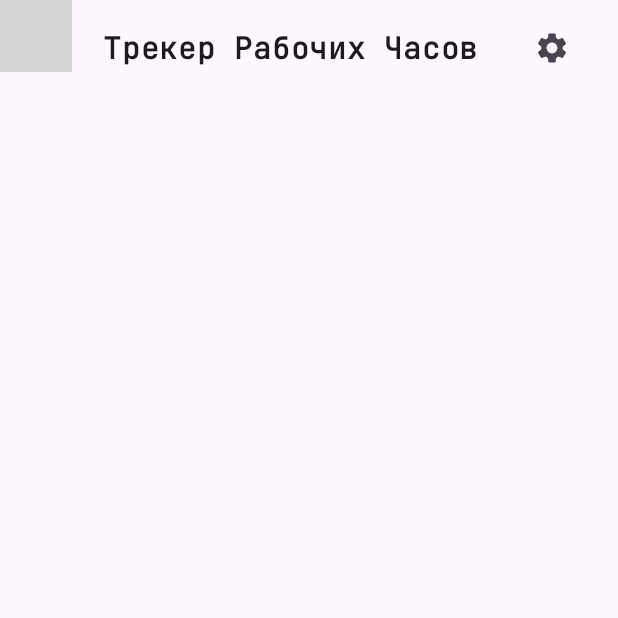
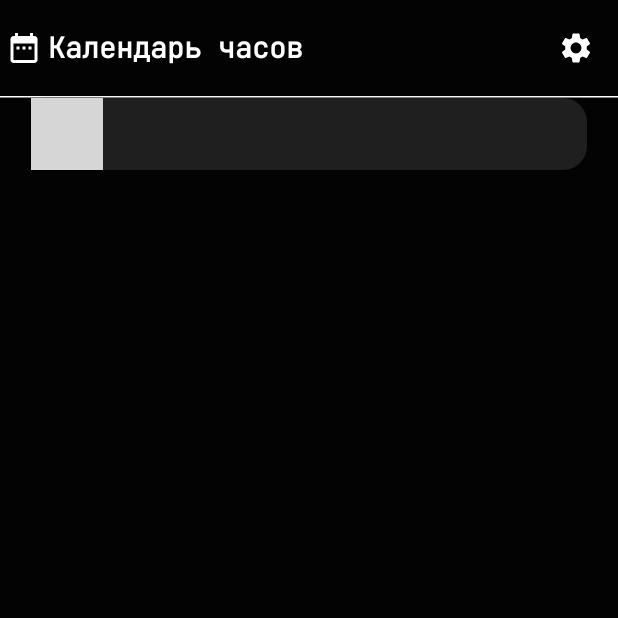
Before and after one commit to blackbuffy/HoursCalendar, an Android app built with Jetpack Compose: the screen it shows after launch (MainActivity), on a phone screen of 412 x 824 dp, the top half of it. Run offline under Robolectric (Android 15) with nearby library versions, the phone set to English and light mode, and no system bars; libraries missing offline, so code that uses them is left out: io.github.boguszpawlowski.composecalendar; 1 statement that could not run was skipped; grey boxes are pictures that could not be loaded.

Commit message:
calendar ✅✅✅✅👍👍👍🇷🇺🇷🇺🇷🇺🐷🐷🐷🐷 ㅤㅤㅤㅤㅤㅤㅤㅤㅤㅤㅤㅤㅤㅤㅤㅤㅤ🔥🔥ㅤ🔥🔥

```diff
--- a/app/src/main/java/com/wellon/hourscalendar/MainActivity.kt
+++ b/app/src/main/java/com/wellon/hourscalendar/MainActivity.kt
@@ -11,7 +11,9 @@ class MainActivity : ComponentActivity() {
     override fun onCreate(savedInstanceState: Bundle?) {
         super.onCreate(savedInstanceState)
         setContent {
-            HoursCalendarTheme {
+            HoursCalendarTheme (
+                darkTheme = true
+            ) {
                 MainScreen(MaterialTheme)
             }
         }
--- a/app/src/main/java/com/wellon/hourscalendar/composables/calendar/Calendar.kt
+++ b/app/src/main/java/com/wellon/hourscalendar/composables/calendar/Calendar.kt
@@ -1,33 +1,41 @@
 package com.wellon.hourscalendar.composables.calendar
 
-import androidx.compose.foundation.layout.PaddingValues
+import androidx.compose.foundation.layout.fillMaxWidth
 import androidx.compose.foundation.shape.RoundedCornerShape
 import androidx.compose.material3.Card
 import androidx.compose.material3.CardDefaults
 import androidx.compose.material3.MaterialTheme
 import androidx.compose.runtime.Composable
+import androidx.compose.ui.Modifier
+import androidx.compose.ui.graphics.graphicsLayer
 import androidx.compose.ui.unit.dp
 import io.github.boguszpawlowski.composecalendar.SelectableCalendar
 import java.time.DayOfWeek
 
 @Composable
 fun Calendar(materialTheme: MaterialTheme) {
-    SelectableCalendar(
-        monthContainer = { content ->
     Card(
         shape = RoundedCornerShape(16.dp),
-                elevation = CardDefaults.cardElevation(
-                    defaultElevation = 6.dp
+        colors = CardDefaults.cardColors(containerColor = materialTheme.colorScheme.primaryContainer),
+        modifier = Modifier
+            .fillMaxWidth(0.9f)
+            .graphicsLayer(
+                shadowElevation = 7f,
+                shape = RoundedCornerShape(16.dp)
             )
-            ) { content(PaddingValues()) }
-        },
+    ) {
+        SelectableCalendar(
             monthHeader = {
                 MonthHeader(materialTheme, it)
             },
             daysOfWeekHeader = {
                 DaysOfWeekHeader(it, materialTheme)
             },
+            dayContent = {
+                Day(materialTheme, it)
+            },
             firstDayOfWeek = DayOfWeek.MONDAY,
             showAdjacentMonths = false
         )
     }
+}
--- a/app/src/main/java/com/wellon/hourscalendar/composables/mainscreen/MainScreen.kt
+++ b/app/src/main/java/com/wellon/hourscalendar/composables/mainscreen/MainScreen.kt
@@ -1,11 +1,16 @@
 package com.wellon.hourscalendar.composables.mainscreen
 
 import android.annotation.SuppressLint
+import androidx.compose.foundation.layout.Column
 import androidx.compose.foundation.layout.fillMaxSize
+import androidx.compose.foundation.layout.padding
+import androidx.compose.material3.HorizontalDivider
 import androidx.compose.material3.MaterialTheme
 import androidx.compose.material3.Scaffold
 import androidx.compose.runtime.Composable
+import androidx.compose.ui.Alignment
 import androidx.compose.ui.Modifier
+import androidx.compose.ui.unit.dp
 import com.wellon.hourscalendar.composables.calendar.Calendar
 
 @SuppressLint("UnusedMaterial3ScaffoldPaddingParameter")
@@ -14,8 +19,21 @@ fun MainScreen(materialTheme: MaterialTheme) {
     Scaffold (
         modifier = Modifier
             .fillMaxSize(),
-        topBar = { TopBar() }
+        containerColor = materialTheme.colorScheme.surface,
+        topBar = { TopBar(materialTheme) }
     ) {
-        Calendar(materialTheme)
+        Column (
+            modifier = Modifier
+                .fillMaxSize()
+                .padding(it),
+            horizontalAlignment = Alignment.CenterHorizontally
+        ) {
+            HorizontalDivider(
+                thickness = 1.dp,
+                color = materialTheme.colorScheme.tertiary
+            )
+
+            Calendar(materialTheme)
+        }
     }
 }
--- a/app/src/main/java/com/wellon/hourscalendar/composables/mainscreen/TopBar.kt
+++ b/app/src/main/java/com/wellon/hourscalendar/composables/mainscreen/TopBar.kt
@@ -7,31 +7,35 @@ import androidx.compose.material.icons.filled.Settings
 import androidx.compose.material3.ExperimentalMaterial3Api
 import androidx.compose.material3.Icon
 import androidx.compose.material3.IconButton
+import androidx.compose.material3.MaterialTheme
 import androidx.compose.material3.Text
 import androidx.compose.material3.TopAppBar
 import androidx.compose.runtime.Composable
-import androidx.compose.ui.Modifier
-import androidx.compose.ui.unit.dp
 
 @OptIn(ExperimentalMaterial3Api::class)
 @Composable
-fun TopBar() {
+fun TopBar(materialTheme: MaterialTheme) {
     TopAppBar(
         title = {
-            Text(text = "Трекер Рабочих Часов", modifier = Modifier.padding(start = 21.dp))
+            Text(
+                text = "Календарь часов",
+                style = materialTheme.typography.titleLarge,
+                color = materialTheme.colorScheme.primary
+            )
         },
         navigationIcon = {
             Icon(
-                modifier = Modifier.padding(start = 15.dp),
                 imageVector = Icons.Filled.DateRange,
-                contentDescription = "иконка календарика"
+                contentDescription = "иконка календарика",
+                tint = materialTheme.colorScheme.tertiary
             )
         },
         actions = {
-            IconButton(onClick = { TODO() }, modifier = Modifier.padding(end = 16.dp)) {
+            IconButton(onClick = { TODO() }) {
                 Icon(
                     imageVector = Icons.Filled.Settings,
-                    contentDescription = "иконка настроек"
+                    contentDescription = "иконка настроек",
+                    tint = materialTheme.colorScheme.tertiary
                 )
             }
         }
--- a/app/src/main/java/com/wellon/hourscalendar/ui/theme/Color.kt
+++ b/app/src/main/java/com/wellon/hourscalendar/ui/theme/Color.kt
@@ -2,7 +2,14 @@ package com.wellon.hourscalendar.ui.theme
 
 import androidx.compose.ui.graphics.Color
 
-val Primary = Color(0xFFFFFFFF)
-val Secondary = Color(0xFF030303)
+val Surface = Color(0xFFFFFFFF)
+val SurfaceDark = Color(0xFF030303)
 
-val PrimaryDark = Color(0xFF1F1F1F)
+val PrimaryContainer = Color(0xFFFFFFFF)
+val PrimaryContainerDark = Color(0xFF1F1F1F)
+
+val Primary = Color(0xFF1F1F1F)
+val PrimaryDark = Color(0xFFFFFFFF)
+
+val Tertiary = Color(0xFF1F1F1F)
+val TertiaryDark = Color(0xFFFFFFFF)
--- a/app/src/main/java/com/wellon/hourscalendar/ui/theme/Theme.kt
+++ b/app/src/main/java/com/wellon/hourscalendar/ui/theme/Theme.kt
@@ -7,15 +7,21 @@ import androidx.compose.material3.lightColorScheme
 import androidx.compose.runtime.Composable
 
 private val DarkColorScheme = darkColorScheme(
+    surface = SurfaceDark,
+
+    primaryContainer = PrimaryContainerDark,
     primary = PrimaryDark,
-    secondary = Secondary,
-    tertiary = Primary
+
+    tertiary = TertiaryDark
 )
 
 private val LightColorScheme = lightColorScheme(
+    surface = Surface,
+
+    primaryContainer = PrimaryContainer,
     primary = Primary,
-    secondary = Secondary,
-    tertiary = Primary
+
+    tertiary = Tertiary
 )
 
 @Composable
--- a/app/src/main/java/com/wellon/hourscalendar/ui/theme/Type.kt
+++ b/app/src/main/java/com/wellon/hourscalendar/ui/theme/Type.kt
@@ -16,7 +16,7 @@ val Typography = Typography(
     titleLarge = TextStyle(
         fontFamily = shriftFamily,
         fontWeight = FontWeight.Bold,
-        fontSize = 20.sp
+        fontSize = 19.sp
     ),
     titleMedium = TextStyle(
         fontFamily = shriftFamily,
```
Also changed, not shown: app/src/main/java/com/wellon/hourscalendar/composables/calendar/Day.kt (added, +45 -0 lines), app/src/main/java/com/wellon/hourscalendar/composables/calendar/DaysOfWeekHeader.kt (+5 -3 lines), app/src/main/java/com/wellon/hourscalendar/composables/calendar/MonthHeader.kt (+6 -8 lines). Lines whose indentation alone changed are shown as unchanged.
